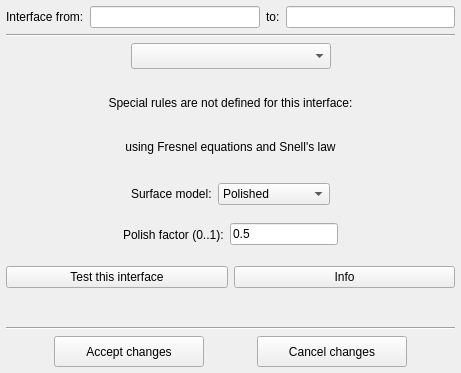
This is ants3bundle/src/ants3/gui/photsim/ainterfaceruledialog.ui in andrmor/ANTS3bundle as Qt 5 draws it before an edit. The edited form follows.
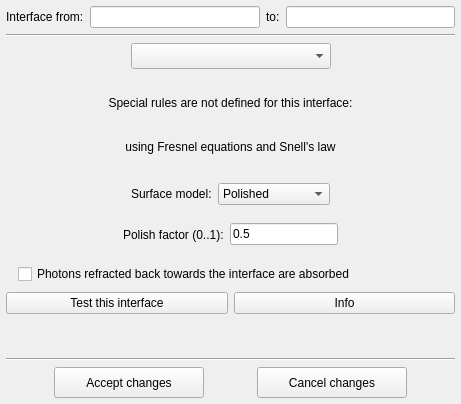
This is the edited form. The open tabs and pages were chosen to show the change.

```diff
--- a/ants3bundle/src/ants3/gui/photsim/ainterfaceruledialog.ui
+++ b/ants3bundle/src/ants3/gui/photsim/ainterfaceruledialog.ui
@@ -7,7 +7,7 @@
     <x>0</x>
     <y>0</y>
     <width>461</width>
-    <height>373</height>
+    <height>404</height>
    </rect>
   </property>
   <property name="windowTitle">
@@ -513,6 +513,26 @@
         </widget>
        </widget>
       </item>
+      <item>
+       <layout class="QHBoxLayout" name="horizontalLayout_10">
+        <property name="leftMargin">
+         <number>10</number>
+        </property>
+        <property name="topMargin">
+         <number>0</number>
+        </property>
+        <item>
+         <widget class="QCheckBox" name="cbKillBackRefracted">
+          <property name="toolTip">
+           <string>e.g. back-painted material</string>
+          </property>
+          <property name="text">
+           <string>Photons refracted back towards the interface are absorbed</string>
+          </property>
+         </widget>
+        </item>
+       </layout>
+      </item>
      </layout>
     </widget>
    </item>
```
Left out of the diff: 2 changed lines with no effect on the pictures.
